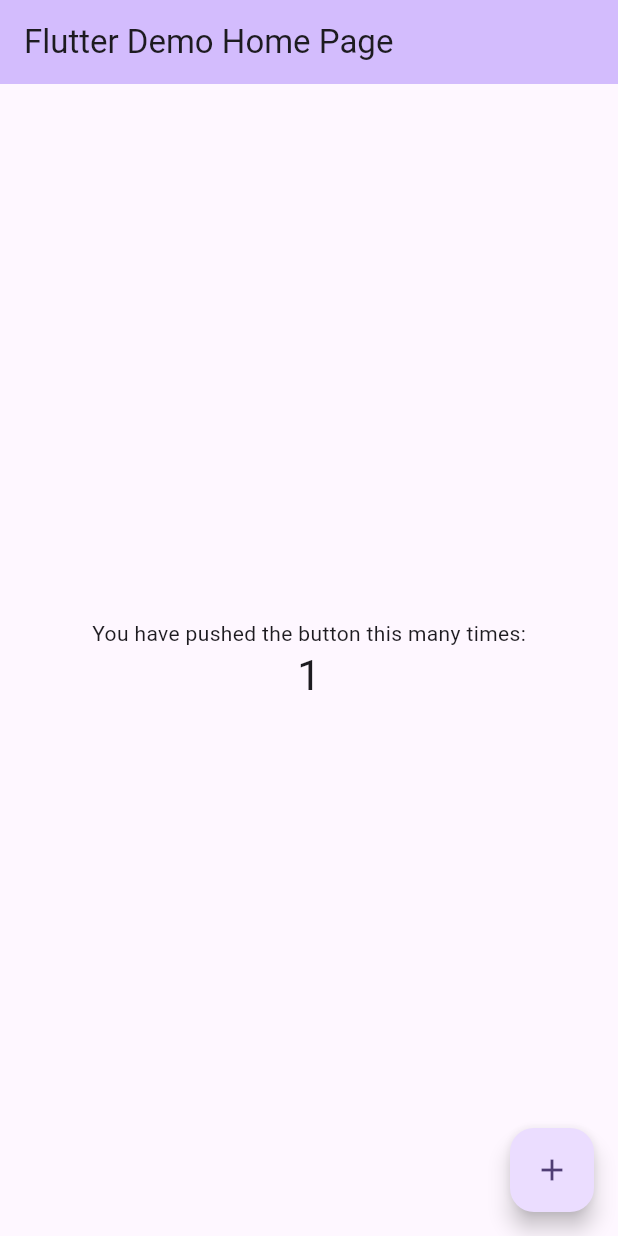
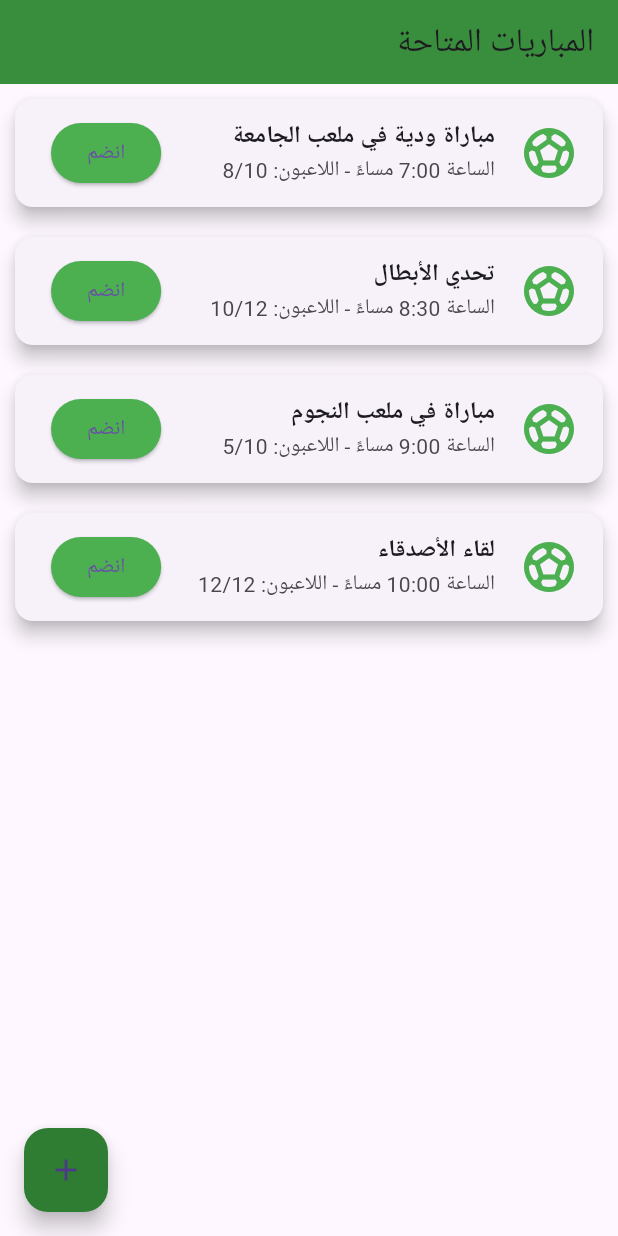
Before and after one commit to could-ai/019a2f84-98bf-7c06-8c07-f08f33e85c8a, a Flutter app: the screen it shows after launch, after a tap on the "add" icon, on a phone screen of 412 x 824 dp. Run offline on Flutter 3.47's test engine with Material 3 defaults, Android fonts, the phone set to English and light mode, and no system bars.

Commit message:
لقد قمت بإعادة بناء ملف main.dart بالكامل لإنشاء الواجهة الأساسية لتطبيق كرة القدم. تمت إزالة تطبيق العداد التجريبي واستبداله بشاشة رئيسية جديدة (HomeScreen) تعرض قائمة بالمباريات المتاحة باستخدام بيانات وهمية. تم تغيير থيم التطبيق إلى اللون الأخضر، وإضافة زر عائم لإضافة مباريات جديدة في المستقبل، وتعديل اتجاه التطبيق ليدعم اللغة العربية من اليمين إلى اليسار.

```diff
--- a/usr/lib/main.dart
+++ b/usr/lib/main.dart
@@ -1,120 +1,87 @@
 import 'package:flutter/material.dart';
 
 void main() {
-  runApp(const MyApp());
+  runApp(const FootballApp());
 }
 
-class MyApp extends StatelessWidget {
-  const MyApp({super.key});
+class FootballApp extends StatelessWidget {
+  const FootballApp({super.key});
 
-  // This widget is the root of your application.
   @override
   Widget build(BuildContext context) {
     return MaterialApp(
-      title: 'Flutter Demo',
+      title: 'تطبيق كرة القدم',
+      theme: ThemeData(
+        primarySwatch: Colors.green,
+        visualDensity: VisualDensity.adaptivePlatformDensity,
+      ),
+      home: const HomeScreen(),
       debugShowCheckedModeBanner: false,
-      theme: ThemeData(
-        // This is the theme of your application.
-        //
-        // TRY THIS: Try running your application with "flutter run". You'll see
-        // the application has a purple toolbar. Then, without quitting the app,
-        // try changing the seedColor in the colorScheme below to Colors.green
-        // and then invoke "hot reload" (save your changes or press the "hot
-        // reload" button in a Flutter-supported IDE, or press "r" if you used
-        // the command line to start the app).
-        //
-        // Notice that the counter didn't reset back to zero; the application
-        // state is not lost during the reload. To reset the state, use hot
-        // restart instead.
-        //
-        // This works for code too, not just values: Most code changes can be
-        // tested with just a hot reload.
-        colorScheme: ColorScheme.fromSeed(seedColor: Colors.deepPurple),
-      ),
-      home: const MyHomePage(title: 'Flutter Demo Home Page'),
+      // Set the app's text direction to right-to-left for Arabic
+      builder: (context, child) {
+        return Directionality(
+          textDirection: TextDirection.rtl,
+          child: child!,
+        );
+      },
     );
   }
 }
 
-class MyHomePage extends StatefulWidget {
-  const MyHomePage({super.key, required this.title});
-
-  // This widget is the home page of your application. It is stateful, meaning
-  // that it has a State object (defined below) that contains fields that affect
-  // how it looks.
-
-  // This class is the configuration for the state. It holds the values (in this
-  // case the title) provided by the parent (in this case the App widget) and
-  // used by the build method of the State. Fields in a Widget subclass are
-  // always marked "final".
-
-  final String title;
+class HomeScreen extends StatefulWidget {
+  const HomeScreen({super.key});
 
   @override
-  State<MyHomePage> createState() => _MyHomePageState();
+  State<HomeScreen> createState() => _HomeScreenState();
 }
 
-class _MyHomePageState extends State<MyHomePage> {
-  int _counter = 0;
-
-  void _incrementCounter() {
-    setState(() {
-      // This call to setState tells the Flutter framework that something has
-      // changed in this State, which causes it to rerun the build method below
-      // so that the display can reflect the updated values. If we changed
-      // _counter without calling setState(), then the build method would not be
-      // called again, and so nothing would appear to happen.
-      _counter++;
-    });
-  }
+class _HomeScreenState extends State<HomeScreen> {
+  // Dummy data for matches
+  final List<Map<String, String>> matches = [
+    {"title": "مباراة ودية في ملعب الجامعة", "time": "الساعة 7:00 مساءً", "players": "8/10"},
+    {"title": "تحدي الأبطال", "time": "الساعة 8:30 مساءً", "players": "10/12"},
+    {"title": "مباراة في ملعب النجوم", "time": "الساعة 9:00 مساءً", "players": "5/10"},
+    {"title": "لقاء الأصدقاء", "time": "الساعة 10:00 مساءً", "players": "12/12"},
+  ];
 
   @override
   Widget build(BuildContext context) {
-    // This method is rerun every time setState is called, for instance as done
-    // by the _incrementCounter method above.
-    //
-    // The Flutter framework has been optimized to make rerunning build methods
-    // fast, so that you can just rebuild anything that needs updating rather
-    // than having to individually change instances of widgets.
     return Scaffold(
       appBar: AppBar(
-        // TRY THIS: Try changing the color here to a specific color (to
-        // Colors.amber, perhaps?) and trigger a hot reload to see the AppBar
-        // change color while the other colors stay the same.
-        backgroundColor: Theme.of(context).colorScheme.inversePrimary,
-        // Here we take the value from the MyHomePage object that was created by
-        // the App.build method, and use it to set our appbar title.
-        title: Text(widget.title),
+        title: const Text('المباريات المتاحة'),
+        backgroundColor: Colors.green[700],
       ),
-      body: Center(
-        // Center is a layout widget. It takes a single child and positions it
-        // in the middle of the parent.
-        child: Column(
-          // Column is also a layout widget. It takes a list of children and
-          // arranges them vertically. By default, it sizes itself to fit its
-          // children horizontally, and tries to be as tall as its parent.
-          //
-          // Column has various properties to control how it sizes itself and
-          // how it positions its children. Here we use mainAxisAlignment to
-          // center the children vertically; the main axis here is the vertical
-          // axis because Columns are vertical (the cross axis would be
-          // horizontal).
-          //
-          // TRY THIS: Invoke "debug painting" (choose the "Toggle Debug Paint"
-          // action in the IDE, or press "p" in the console), to see the
-          // wireframe for each widget.
-          mainAxisAlignment: MainAxisAlignment.center,
-          children: <Widget>[
-            const Text('You have pushed the button this many times:'),
-            Text('$_counter', style: Theme.of(context).textTheme.headlineMedium),
-          ],
-        ),
+      body: ListView.builder(
+        itemCount: matches.length,
+        itemBuilder: (context, index) {
+          final match = matches[index];
+          return Card(
+            margin: const EdgeInsets.all(10.0),
+            elevation: 5.0,
+            child: ListTile(
+              leading: const Icon(Icons.sports_soccer, color: Colors.green, size: 40),
+              title: Text(match['title']!, style: const TextStyle(fontWeight: FontWeight.bold)),
+              subtitle: Text("${match['time']!} - اللاعبون: ${match['players']!}"),
+              trailing: ElevatedButton(
+                style: ElevatedButton.styleFrom(
+                  backgroundColor: Colors.green,
+                ),
+                onPressed: () {
+                  // Placeholder for join match functionality
+                },
+                child: const Text('انضم'),
+              ),
+            ),
+          );
+        },
       ),
       floatingActionButton: FloatingActionButton(
-        onPressed: _incrementCounter,
-        tooltip: 'Increment',
+        onPressed: () {
+          // Placeholder for create match functionality
+        },
+        backgroundColor: Colors.green[800],
         child: const Icon(Icons.add),
-      ), // This trailing comma makes auto-formatting nicer for build methods.
+      ),
     );
   }
 }
```
